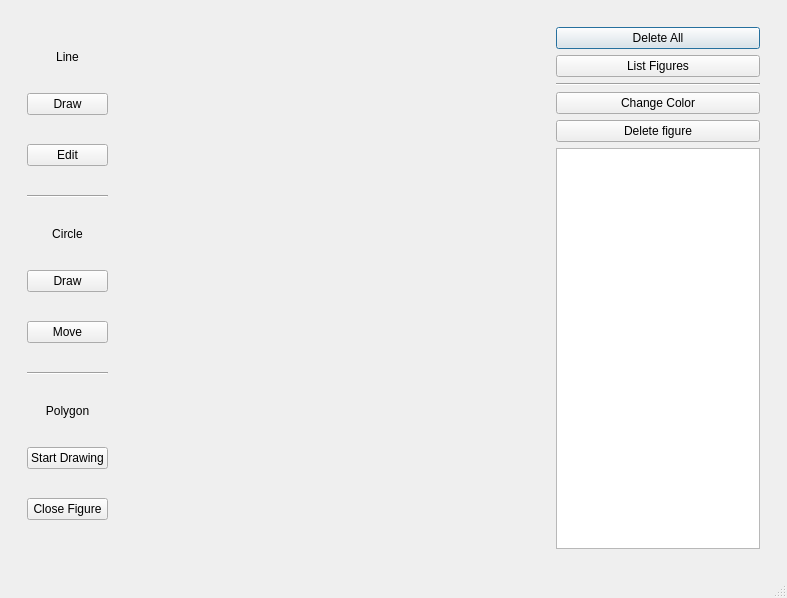
First picture: the form in mainwindow.ui, repository mhocio/Pixel-Drawing, before the edit.
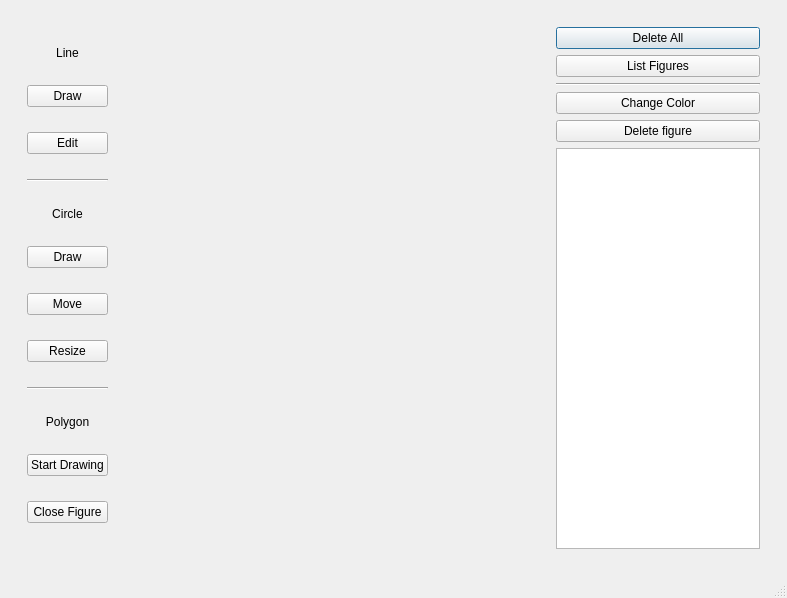
Second picture: the form after the edit.

Commit message: Add resizing circle

The edit to the form file:
```diff
--- a/mainwindow.ui
+++ b/mainwindow.ui
@@ -103,6 +103,13 @@
             </property>
            </widget>
           </item>
+          <item>
+           <widget class="QPushButton" name="resizeCircleButton">
+            <property name="text">
+             <string>Resize</string>
+            </property>
+           </widget>
+          </item>
           <item>
            <widget class="Line" name="line_3">
             <property name="orientation">
```
The commit also changes 4 other files.
